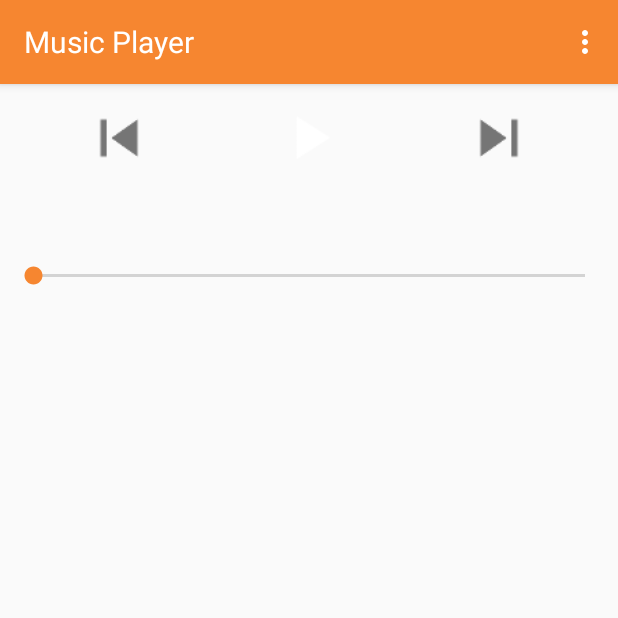
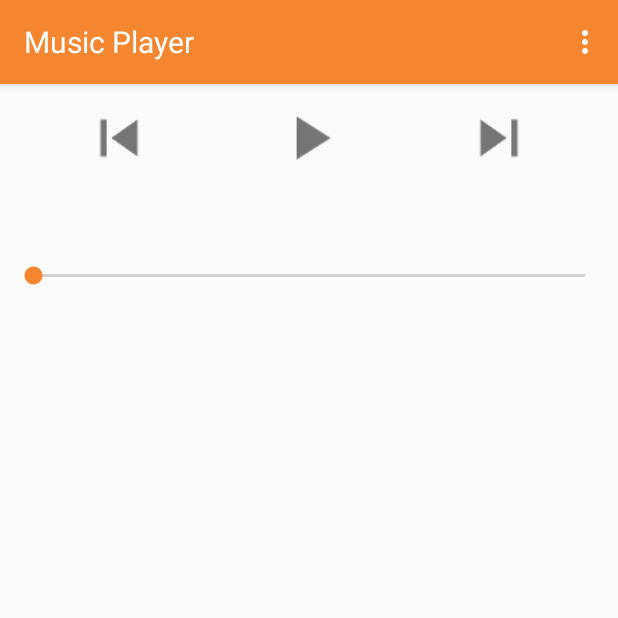
Before and after one commit to SimpleMobileTools/Simple-Music-Player, an Android app: the screen it shows after launch (MainActivity), on a phone screen of 412 x 824 dp, the top half of it. Run offline under Robolectric (Android 15) with nearby library versions, the phone set to English and light mode, and no system bars; our stand-ins replace ButterKnife; libraries missing offline, so code that uses them is left out: com.squareup.otto; 2 statements that could not run were skipped.

Commit message:
set the initial button of the play button

```diff
--- a/app/src/main/java/com/simplemobiletools/musicplayer/activities/MainActivity.java
+++ b/app/src/main/java/com/simplemobiletools/musicplayer/activities/MainActivity.java
@@ -155,6 +155,7 @@ public class MainActivity extends SimpleActivity
         mNextBtn.setImageBitmap(Utils.getColoredIcon(res, color, R.mipmap.next));
         mPlayBitmap = Utils.getColoredIcon(res, color, R.mipmap.play);
         mPauseBitmap = Utils.getColoredIcon(res, color, R.mipmap.pause);
+        mPlayPauseBtn.setImageBitmap(mPlayBitmap);
     }
 
     private void songPicked(int pos) {
```
